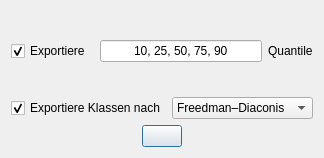
First picture: the form in gui/save.ui, repository lhalb/gfmanager, before the edit.
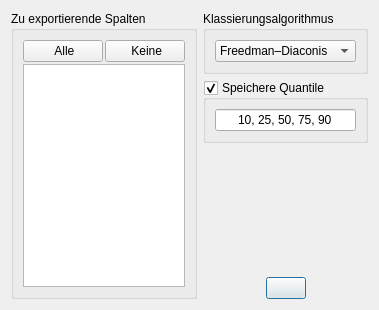
Second picture: the form after the edit. Icons and pictures are not drawn.

Commit message: Erweiterung MinimalGUI - Funktionalisierung des Plotdialog - Beginn Funktionalisierung Export-Dialog

```diff
--- a/gui/save.ui
+++ b/gui/save.ui
@@ -6,57 +6,102 @@
    <rect>
     <x>0</x>
     <y>0</y>
-    <width>283</width>
-    <height>158</height>
+    <width>349</width>
+    <height>310</height>
    </rect>
   </property>
   <property name="windowTitle">
    <string>Datei exportieren</string>
   </property>
-  <layout class="QVBoxLayout" name="verticalLayout">
+  <property name="windowIcon">
+   <iconset>
+    <normalon>:/img/icons/save.png</normalon>
+   </iconset>
+  </property>
+  <layout class="QHBoxLayout" name="horizontalLayout_4">
+   <item>
+    <widget class="QGroupBox" name="groupBox">
+     <property name="title">
+      <string>Zu exportierende Spalten</string>
+     </property>
+     <layout class="QVBoxLayout" name="verticalLayout_2">
+      <property name="spacing">
+       <number>2</number>
+      </property>
    <item>
     <layout class="QHBoxLayout" name="horizontalLayout">
+        <property name="topMargin">
+         <number>0</number>
+        </property>
      <item>
-      <widget class="QCheckBox" name="cb_export_quantiles">
+         <widget class="QPushButton" name="but_select_all">
        <property name="text">
-        <string>Exportiere </string>
-       </property>
-       <property name="checked">
+           <string> Alle</string>
+          </property>
+          <property name="icon">
+           <iconset>
+            <normalon>:/img/icons/check_all.png</normalon>
+           </iconset>
+          </property>
+         </widget>
+        </item>
+        <item>
+         <spacer name="horizontalSpacer_3">
+          <property name="orientation">
+           <enum>Qt::Horizontal</enum>
+          </property>
+          <property name="sizeHint" stdset="0">
+           <size>
+            <width>40</width>
+            <height>20</height>
+           </size>
+          </property>
+         </spacer>
+        </item>
+        <item>
+         <widget class="QPushButton" name="but_select_none">
+          <property name="text">
+           <string> Keine</string>
+          </property>
+          <property name="icon">
+           <iconset>
+            <normalon>:/img/icons/check_none.png</normalon>
+           </iconset>
+          </property>
+         </widget>
+        </item>
+       </layout>
+      </item>
+      <item>
+       <widget class="QListWidget" name="listWidget">
+        <property name="editTriggers">
+         <set>QAbstractItemView::NoEditTriggers</set>
+        </property>
+        <property name="defaultDropAction">
+         <enum>Qt::IgnoreAction</enum>
+        </property>
+        <property name="alternatingRowColors">
         <bool>true</bool>
        </property>
       </widget>
      </item>
-     <item>
-      <widget class="QLineEdit" name="lineEdit">
-       <property name="text">
-        <string>10, 25, 50, 75, 90</string>
-       </property>
-       <property name="alignment">
-        <set>Qt::AlignCenter</set>
-       </property>
-      </widget>
-     </item>
-     <item>
-      <widget class="QLabel" name="label">
-       <property name="text">
-        <string>Quantile</string>
-       </property>
-      </widget>
-     </item>
-    </layout>
+     </layout>
+    </widget>
    </item>
    <item>
+    <layout class="QVBoxLayout" name="verticalLayout_3">
+     <property name="topMargin">
+      <number>0</number>
+     </property>
+     <property name="bottomMargin">
+      <number>0</number>
+     </property>
+     <item>
+      <widget class="QGroupBox" name="groupBox_2">
+       <property name="title">
+        <string>Klassierungsalgorithmus</string>
+       </property>
     <layout class="QHBoxLayout" name="horizontalLayout_3">
-     <item>
-      <widget class="QCheckBox" name="cb_export_quantiles_2">
-       <property name="text">
-        <string>Exportiere Klassen nach</string>
-       </property>
-       <property name="checked">
-        <bool>true</bool>
-       </property>
-      </widget>
-     </item>
      <item>
       <widget class="QComboBox" name="cb_classification">
        <property name="sizePolicy">
@@ -94,6 +139,48 @@
       </widget>
      </item>
     </layout>
+      </widget>
+     </item>
+     <item>
+      <widget class="QGroupBox" name="groupBox_3">
+       <property name="title">
+        <string>Speichere Quantile</string>
+       </property>
+       <property name="checkable">
+        <bool>true</bool>
+       </property>
+       <layout class="QHBoxLayout" name="horizontalLayout_5">
+        <item>
+         <widget class="QLineEdit" name="lineEdit">
+          <property name="minimumSize">
+           <size>
+            <width>110</width>
+            <height>0</height>
+           </size>
+          </property>
+          <property name="text">
+           <string>10, 25, 50, 75, 90</string>
+          </property>
+          <property name="alignment">
+           <set>Qt::AlignCenter</set>
+          </property>
+         </widget>
+        </item>
+       </layout>
+      </widget>
+     </item>
+     <item>
+      <spacer name="verticalSpacer">
+       <property name="orientation">
+        <enum>Qt::Vertical</enum>
+       </property>
+       <property name="sizeHint" stdset="0">
+        <size>
+         <width>20</width>
+         <height>40</height>
+        </size>
+       </property>
+      </spacer>
    </item>
    <item>
     <layout class="QHBoxLayout" name="horizontalLayout_2">
@@ -122,8 +209,8 @@
        </property>
        <property name="iconSize">
         <size>
-         <width>30</width>
-         <height>30</height>
+           <width>50</width>
+           <height>50</height>
         </size>
        </property>
        <property name="default">
@@ -143,6 +230,8 @@
         </size>
        </property>
       </spacer>
+       </item>
+      </layout>
      </item>
     </layout>
    </item>
```
Lines whose indentation alone changed are shown as unchanged. The commit also changes 13 other files.
